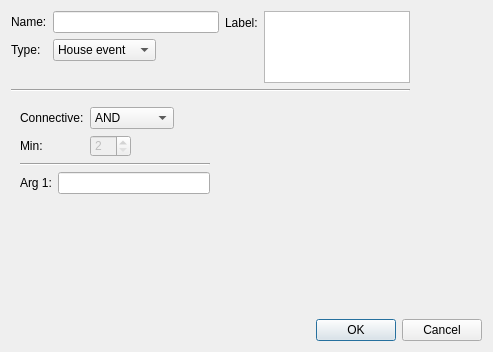
Above: gui/eventdialog.ui from rakhimov/scram before the change. Below: the same form after it.
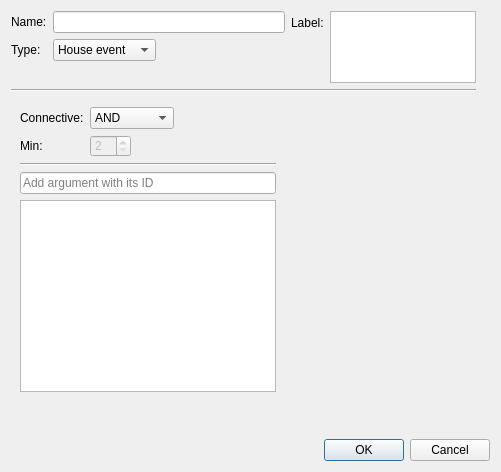
That is the form after the change. The open tabs and pages were chosen to show the change.

Commit message:
GUI: Show gate args in Event Dialog
The variadic arguments are shown in a list.

What changed in the file:
```diff
--- a/gui/eventdialog.ui
+++ b/gui/eventdialog.ui
@@ -6,8 +6,8 @@
    <rect>
     <x>0</x>
     <y>0</y>
-    <width>493</width>
-    <height>352</height>
+    <width>501</width>
+    <height>472</height>
    </rect>
   </property>
   <property name="sizePolicy">
@@ -217,7 +217,7 @@
       </layout>
      </widget>
      <widget class="QWidget" name="tabFormula">
-      <layout class="QVBoxLayout" name="verticalLayout_7">
+      <layout class="QVBoxLayout" name="verticalLayout_8">
        <item>
         <layout class="QFormLayout" name="formLayout_9">
          <item row="0" column="0">
@@ -310,16 +310,29 @@
         </widget>
        </item>
        <item>
-        <layout class="QFormLayout" name="formLayout_10">
-         <item row="0" column="0">
-          <widget class="QLabel" name="labelArgOne">
-           <property name="text">
-            <string>Arg 1:</string>
+        <layout class="QVBoxLayout" name="verticalLayout_7">
+         <item>
+          <widget class="QLineEdit" name="lineArgEdit">
+           <property name="placeholderText">
+            <string>Add argument with its ID</string>
            </property>
           </widget>
          </item>
-         <item row="0" column="1">
-          <widget class="QLineEdit" name="lineArgOne"/>
+         <item>
+          <widget class="QListWidget" name="listWidgetArgs">
+           <property name="sizePolicy">
+            <sizepolicy hsizetype="Expanding" vsizetype="Expanding">
+             <horstretch>0</horstretch>
+             <verstretch>0</verstretch>
+            </sizepolicy>
+           </property>
+           <property name="maximumSize">
+            <size>
+             <width>16777215</width>
+             <height>16777215</height>
+            </size>
+           </property>
+          </widget>
          </item>
         </layout>
        </item>
```
The commit also changes 2 other files.
